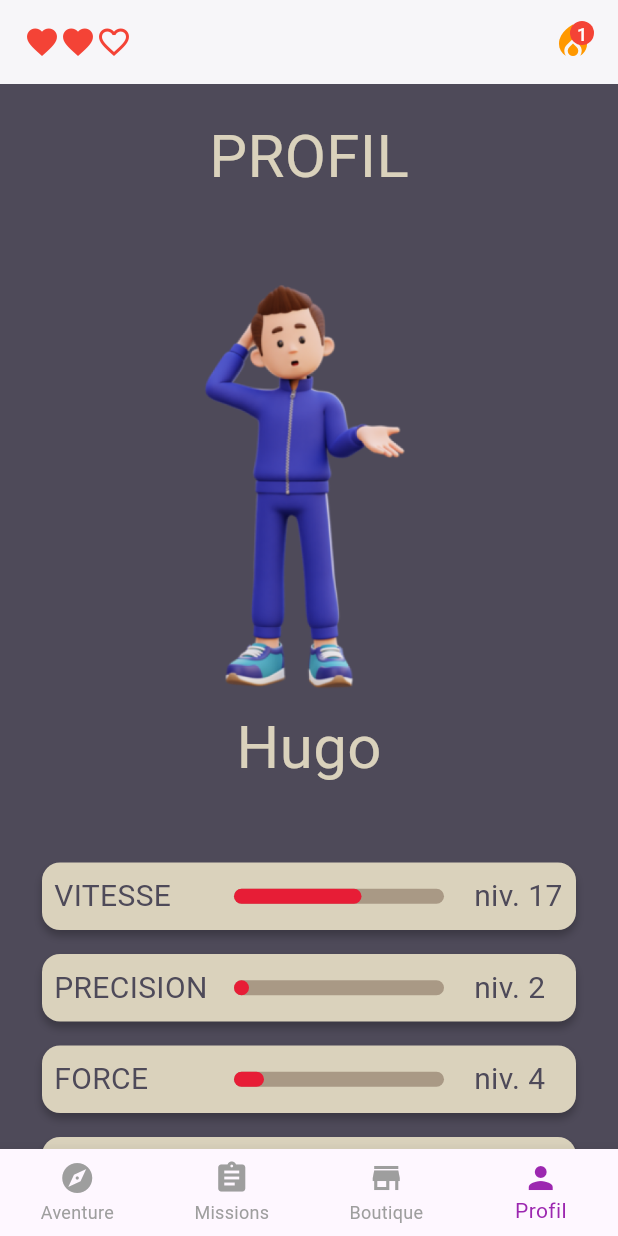
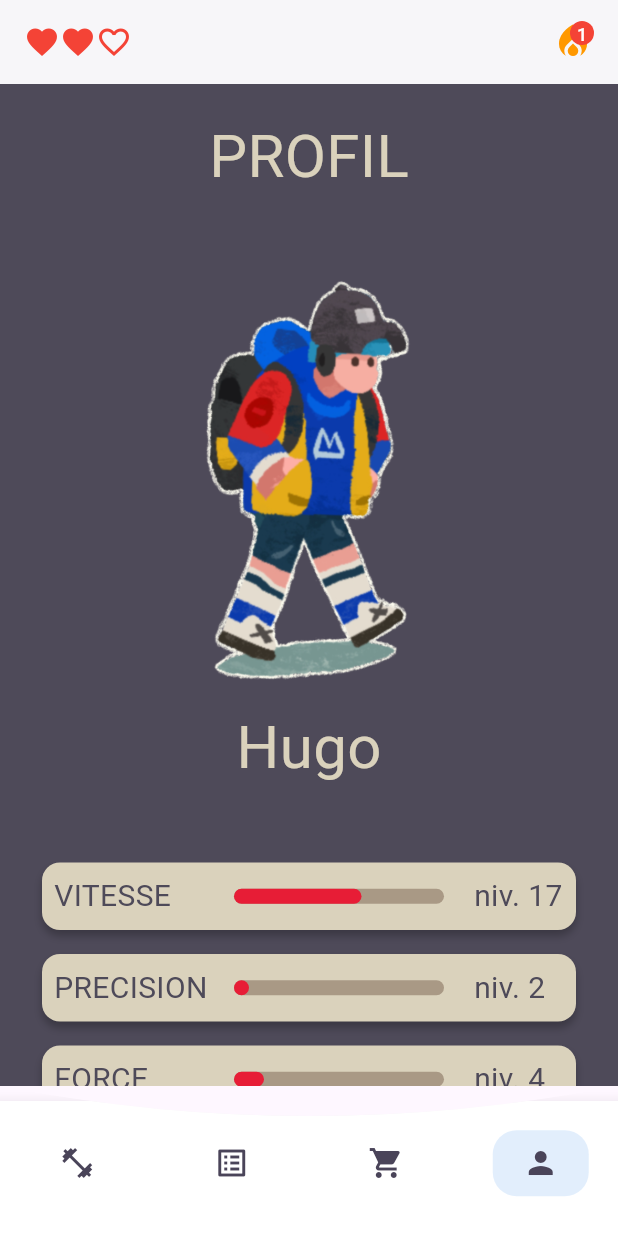
Before and after one commit to Playfit-app/Playfit, a Flutter app: the HomePage screen opened by its route, item 4 of the bottom bar chosen, on a phone screen of 412 x 824 dp. Run offline on Flutter 3.47's test engine with Material 3 defaults, Android fonts, the phone set to English and light mode, and no system bars; our stand-ins replace camera, flutter_dotenv, flutter_secure_storage, google_fonts, google_sign_in; missing offline and left inert: flame, google_ml_kit, google_mlkit_pose_detection; accounts and stored records are empty; Roboto replaces fonts that are missing (Amaranth).

```diff
--- a/playfit-mobile/playfit/lib/home_page.dart
+++ b/playfit-mobile/playfit/lib/home_page.dart
@@ -13,8 +13,7 @@ class HomePage extends StatefulWidget {
 }
 
 class _HomePageState extends State<HomePage> {
-  // ignore: prefer_final_fields
-  int _selectedIndex = 0;
+  int _currentIndex = 0;
 
   final List<Widget> _pages = [
     const AdventurePage(),
@@ -25,7 +24,7 @@ class _HomePageState extends State<HomePage> {
 
   void _onItemTapped(int index) {
     setState(() {
-      _selectedIndex = index;
+      _currentIndex = index;
     });
   }
 
@@ -38,32 +37,70 @@ class _HomePageState extends State<HomePage> {
         title: const TopBar(),
         automaticallyImplyLeading: false,
       ),
-      body: _pages[_selectedIndex],
-      bottomNavigationBar: BottomNavigationBar(
+      body: _pages[_currentIndex],
+      bottomNavigationBar: SizedBox(
+        height: 100,
+        child: ClipPath(
+          clipper: NavBarClipper(),
+          child: Padding(
+            padding: const EdgeInsets.only(top: 10),
+            child: BottomNavigationBar(
+              backgroundColor: Colors.white,
               type: BottomNavigationBarType.fixed,
-        selectedItemColor: Colors.purple,
-        unselectedItemColor: Colors.grey,
-        currentIndex: _selectedIndex,
+              selectedItemColor: const Color.fromARGB(255, 74, 68, 89),
+              unselectedItemColor: const Color.fromARGB(255, 74, 68, 89),
+              currentIndex: _currentIndex,
               onTap: _onItemTapped,
-        items: const [
-          BottomNavigationBarItem(
-            icon: Icon(Icons.explore),
-            label: 'Aventure',
+              showSelectedLabels: false,
+              showUnselectedLabels: false,
+              items: [
+                _buildNavBarItem(Icons.fitness_center, 0),
+                _buildNavBarItem(Icons.list_alt, 1),
+                _buildNavBarItem(Icons.shopping_cart, 2),
+                _buildNavBarItem(Icons.person, 3),
+              ],
             ),
-          BottomNavigationBarItem(
-            icon: Icon(Icons.assignment),
-            label: 'Missions',
           ),
-          BottomNavigationBarItem(
-            icon: Icon(Icons.store),
-            label: 'Boutique',
         ),
-          BottomNavigationBarItem(
-            icon: Icon(Icons.person),
-            label: 'Profil',
-          ),
-        ],
       ),
     );
   }
+
+  BottomNavigationBarItem _buildNavBarItem(IconData icon, int index) {
+    bool isSelected = _currentIndex == index;
+
+    return BottomNavigationBarItem(
+      icon: Container(
+        padding: const EdgeInsets.symmetric(horizontal: 20, vertical: 10),
+        decoration: BoxDecoration(
+          color: isSelected
+              ? const Color.fromARGB(128, 197, 222, 250)
+              : Colors.transparent,
+          borderRadius: BorderRadius.circular(16),
+        ),
+        child: Icon(
+          icon,
+          color: const Color.fromARGB(255, 74, 68, 89),
+        ),
+      ),
+      label: '',
+    );
   }
+}
+
+class NavBarClipper extends CustomClipper<Path> {
+  @override
+  Path getClip(Size size) {
+    final path = Path();
+
+    path.lineTo(0, 0);
+    path.quadraticBezierTo(size.width / 2, 40, size.width, 0);
+    path.lineTo(size.width, size.height);
+    path.lineTo(0, size.height);
+    path.close();
+    return path;
+  }
+
+  @override
+  bool shouldReclip(NavBarClipper oldClipper) => false;
+}
```
Also changed, not shown: playfit-mobile/playfit/assets/images/building.png (deleted), playfit-mobile/playfit/assets/images/character.png, playfit-mobile/playfit/assets/images/characterMap.png (deleted), playfit-mobile/playfit/assets/images/character_flip.png (renamed from playfit-mobile/playfit/assets/images/characterMapFlip.png), playfit-mobile/playfit/assets/images/checkpointNotPass.png (deleted), playfit-mobile/playfit/assets/images/checkpointPass.png (deleted), playfit-mobile/playfit/assets/images/light.png (deleted), playfit-mobile/playfit/assets/images/paris/apt.png (added), playfit-mobile/playfit/assets/images/paris/eiffel_tower.png (added), playfit-mobile/playfit/assets/images/paris/pantheon.png (added), playfit-mobile/playfit/assets/images/tree.png, playfit-mobile/playfit/assets/images/two_trees_1.png (added), playfit-mobile/playfit/assets/images/two_trees_2.png (added). Lines whose indentation alone changed are shown as unchanged.
